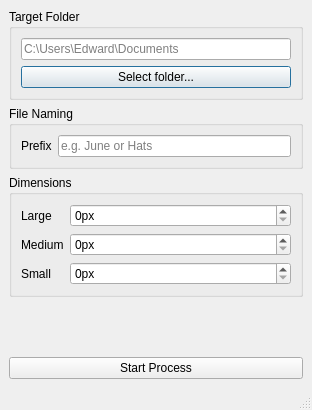
This is window.ui in eknowles/eCIP as Qt 5 draws it before an edit. The edited form follows.
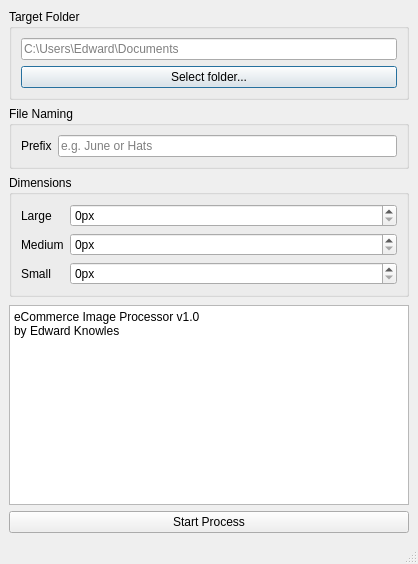
This is the edited form. Icons and pictures are not drawn.

Patch:
```diff
--- a/window.ui
+++ b/window.ui
@@ -6,8 +6,8 @@
    <rect>
     <x>0</x>
     <y>0</y>
-    <width>312</width>
-    <height>410</height>
+    <width>418</width>
+    <height>564</height>
    </rect>
   </property>
   <property name="windowTitle">
@@ -168,6 +168,20 @@
       </property>
      </spacer>
     </item>
+    <item>
+     <widget class="QPlainTextEdit" name="plainTextEdit">
+      <property name="minimumSize">
+       <size>
+        <width>400</width>
+        <height>200</height>
+       </size>
+      </property>
+      <property name="plainText">
+       <string>eCommerce Image Processor v1.0
+by Edward Knowles</string>
+      </property>
+     </widget>
+    </item>
     <item>
      <widget class="QPushButton" name="Run_Button">
       <property name="statusTip">
```
Left out of the diff: 2 changed lines with no effect on the pictures.
